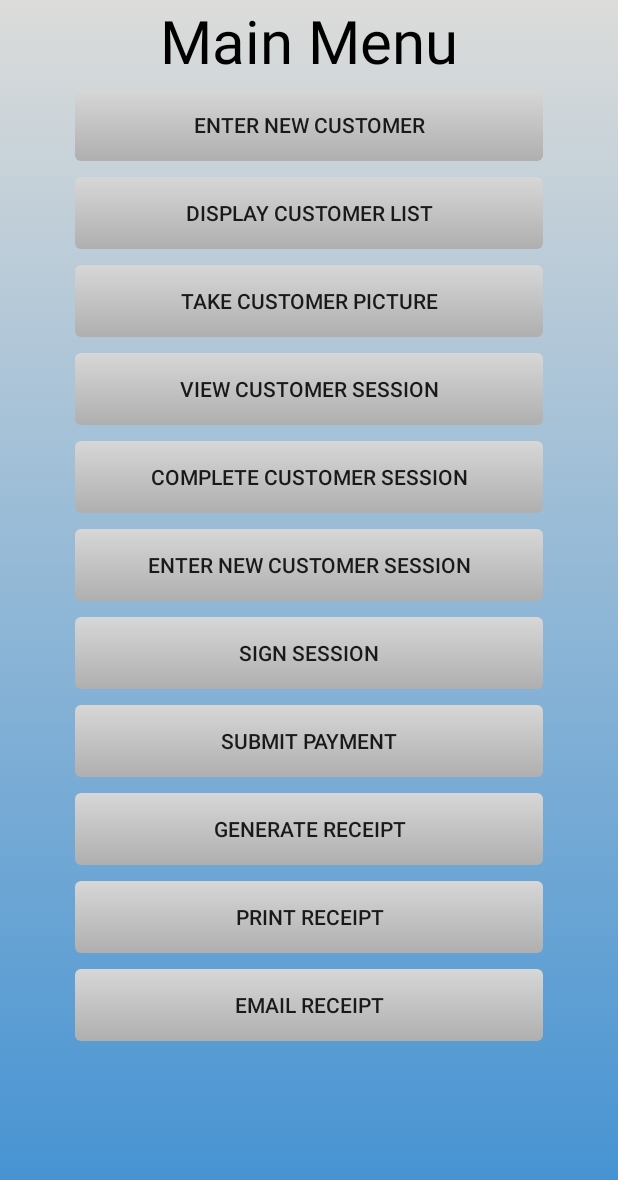
After one commit to rmeijer61/TrainMan, an Android app: the MenuActivity screen opened directly, with no data from a screen before it, on a phone screen of 412 x 824 dp. The commit adds this screen. Shown: the top 1180 px of the screen. Run offline under Robolectric (Android 15) with nearby library versions, the phone set to English and light mode, and no system bars.

Commit message:
Added Menu Activity XML with Buttons

```diff
--- a/app/src/main/java/com/rmeijer/trainman/LoginActivity.java
+++ b/app/src/main/java/com/rmeijer/trainman/LoginActivity.java
@@ -1,6 +1,7 @@
 package com.rmeijer.trainman;
 
 import android.content.Context;
+import android.content.Intent;
 import android.support.v7.app.AppCompatActivity;
 import android.os.Bundle;
 import android.util.Log;
@@ -51,11 +52,18 @@ public class LoginActivity extends AppCompatActivity {
 
                 if (checkLogin(username, password)) {
                     messageResId = R.string.success_toast;
+                    Context context = getApplicationContext();
+                    Toast.makeText(context, messageResId, Toast.LENGTH_SHORT).show();
+                    // Start MenuActivity
+                    Intent intent = new Intent(LoginActivity.this, MenuActivity.class);
+                    startActivity(intent);
+
                 } else {
                     messageResId = R.string.failure_toast;
+                    Context context = getApplicationContext();
+                    Toast.makeText(context, messageResId, Toast.LENGTH_SHORT).show();
                 }
-                Context context = getApplicationContext();
-                Toast.makeText(context, messageResId, Toast.LENGTH_SHORT).show();
+
             }
         });
 
--- /dev/null
+++ b/app/src/main/java/com/rmeijer/trainman/MenuActivity.java
@@ -0,0 +1,14 @@
+package com.rmeijer.trainman;
+
+import android.support.v7.app.AppCompatActivity;
+import android.os.Bundle;
+
+public class MenuActivity extends AppCompatActivity {
+
+    @Override
+    protected void onCreate(Bundle savedInstanceState) {
+        super.onCreate(savedInstanceState);
+        setContentView(R.layout.activity_menu);
+
+    }
+}
--- /dev/null
+++ b/app/src/main/res/drawable/button_round.xml
@@ -0,0 +1,27 @@
+<?xml version="1.0" encoding="utf-8"?>
+<selector xmlns:android="http://schemas.android.com/apk/res/android">
+    <item android:state_pressed="true">
+        <shape android:shape="rectangle">
+            <stroke android:width="1dp"/>
+            <corners android:radius="4dp"/>
+            <gradient android:angle="-90" android:startColor="#d7d7d7" android:endColor="#afafaf"/>
+            <padding android:left="0dp" android:top="0dp" android:right="0dp" android:bottom="0dp"/>
+        </shape>
+    </item>
+    <item android:state_focused="true">
+        <shape android:shape="rectangle">
+            <stroke android:width="1dp"/>
+            <corners android:radius="4dp"/>
+            <gradient android:angle="-90" android:startColor="#d7d7d7" android:endColor="#afafaf"/>
+            <padding android:left="0dp" android:top="0dp" android:right="0dp" android:bottom="0dp"/>
+        </shape>
+    </item>
+    <item android:shape="rectangle">
+        <shape android:shape="rectangle">
+            <stroke android:width="0dp"/>
+            <corners android:radius="4dp"/>
+            <gradient android:angle="-90" android:startColor="#d7d7d7" android:endColor="#afafaf"/>
+            <padding android:left="0dp" android:top="0dp" android:right="0dp" android:bottom="0dp"/>
+        </shape>
+    </item>
+</selector>
--- a/app/src/main/res/layout/activity_login.xml
+++ b/app/src/main/res/layout/activity_login.xml
@@ -7,11 +7,11 @@
 
     <LinearLayout
         android:layout_width="wrap_content"
-        android:layout_gravity="left"
+        android:layout_gravity="start"
         android:layout_height="wrap_content">
         <ImageView
             android:id="@+id/trainman_launcher_image"
-            android:layout_width="match_parent"
+            android:layout_width="wrap_content"
             android:layout_height="wrap_content"
             android:contentDescription="@string/trainman_image_desc"
             android:src="@drawable/trainmanimage3"
@@ -19,7 +19,7 @@
         <TextView style="@style/launcher_title"
             android:id="@+id/launcher_title"
             android:layout_marginTop="30dp"
-            android:layout_width="match_parent"
+            android:layout_width="wrap_content"
             android:layout_height="wrap_content"
             android:text="@string/launcher_title_text"
             />
--- /dev/null
+++ b/app/src/main/res/layout/activity_menu.xml
@@ -0,0 +1,175 @@
+<?xml version="1.0" encoding="utf-8"?>
+<LinearLayout xmlns:android="http://schemas.android.com/apk/res/android"
+    android:layout_width="match_parent"
+    android:layout_height="match_parent"
+    android:background="@drawable/launcher_bg"
+    android:orientation="vertical">
+
+    <LinearLayout
+        android:orientation="vertical"
+        android:layout_width="wrap_content"
+        android:layout_height="wrap_content"
+        android:layout_gravity="center">
+        <TextView style="@style/main_menu"
+            android:layout_width="wrap_content"
+            android:layout_height="wrap_content"
+            android:text="@string/main_menu_text"/>
+    </LinearLayout>
+
+    <LinearLayout
+        android:orientation="vertical"
+        android:layout_width="wrap_content"
+        android:layout_height="wrap_content"
+        android:layout_gravity="center">
+
+        <Button
+            android:id="@+id/enter_new_customer_button"
+            android:layout_width="312dp"
+            android:layout_height="wrap_content"
+            android:layout_margin="5dp"
+            android:background="@drawable/button_round"
+            android:text="@string/enter_new_customer_text" />
+    </LinearLayout>
+
+    <LinearLayout
+        android:orientation="vertical"
+        android:layout_width="wrap_content"
+        android:layout_height="wrap_content"
+        android:layout_gravity="center">
+        <Button
+            android:id="@+id/display_customer_list_button"
+            android:layout_width="312dp"
+            android:layout_height="wrap_content"
+            android:layout_margin="5dp"
+            android:background="@drawable/button_round"
+            android:text="@string/display_customer_list_text"/>
+    </LinearLayout>
+
+    <LinearLayout
+        android:orientation="vertical"
+        android:layout_width="wrap_content"
+        android:layout_height="wrap_content"
+        android:layout_gravity="center">
+        <Button
+            android:id="@+id/take_customer_picture_button"
+            android:layout_width="312dp"
+            android:layout_height="wrap_content"
+            android:layout_margin="5dp"
+            android:background="@drawable/button_round"
+            android:text="@string/take_customer_picture_text"/>
+    </LinearLayout>
+
+    <LinearLayout
+        android:orientation="vertical"
+        android:layout_width="wrap_content"
+        android:layout_height="wrap_content"
+        android:layout_gravity="center">
+        <Button
+            android:id="@+id/view_customer_session_button"
+            android:layout_width="312dp"
+            android:layout_height="wrap_content"
+            android:layout_margin="5dp"
+            android:background="@drawable/button_round"
+            android:text="@string/view_customer_session_text"/>
+    </LinearLayout>
+
+    <LinearLayout
+        android:orientation="vertical"
+        android:layout_width="wrap_content"
+        android:layout_height="wrap_content"
+        android:layout_gravity="center">
+        <Button
+            android:id="@+id/complete_customer_session_button"
+            android:layout_width="312dp"
+            android:layout_height="wrap_content"
+            android:layout_margin="5dp"
+            android:background="@drawable/button_round"
+            android:text="@string/complete_customer_session_text"/>
+    </LinearLayout>
+
+    <LinearLayout
+        android:orientation="vertical"
+        android:layout_width="wrap_content"
+        android:layout_height="wrap_content"
+        android:layout_gravity="center">
+        <Button
+            android:id="@+id/enter_new_customer_session_button"
+            android:layout_width="312dp"
+            android:layout_height="wrap_content"
+            android:layout_margin="5dp"
+            android:background="@drawable/button_round"
+            android:text="@string/enter_new_customer_session_text"/>
+    </LinearLayout>
+
+    <LinearLayout
+        android:orientation="vertical"
+        android:layout_width="wrap_content"
+        android:layout_height="wrap_content"
+        android:layout_gravity="center">
+        <Button
+            android:id="@+id/submit_customer_billing_info_button"
+            android:layout_width="312dp"
+            android:layout_height="wrap_content"
+            android:layout_margin="5dp"
+            android:background="@drawable/button_round"
+            android:text="@string/sign_customer_session_text"/>
+    </LinearLayout>
+
+    <LinearLayout
+        android:orientation="vertical"
+        android:layout_width="wrap_content"
+        android:layout_height="wrap_content"
+        android:layout_gravity="center">
+        <Button
+            android:id="@+id/submit_payment_button"
+            android:layout_width="312dp"
+            android:layout_height="wrap_content"
+            android:layout_margin="5dp"
+            android:background="@drawable/button_round"
+            android:text="@string/submit_payment_text"/>
+    </LinearLayout>
+
+    <LinearLayout
+        android:orientation="vertical"
+        android:layout_width="wrap_content"
+        android:layout_height="wrap_content"
+        android:layout_gravity="center">
+        <Button
+            android:id="@+id/generate_receipt_button"
+            android:layout_width="312dp"
+            android:layout_height="wrap_content"
+            android:layout_margin="5dp"
+            android:background="@drawable/button_round"
+            android:text="@string/generate_receipt_text"/>
+    </LinearLayout>
+
+    <LinearLayout
+        android:orientation="vertical"
+        android:layout_width="wrap_content"
+        android:layout_height="wrap_content"
+        android:layout_gravity="center">
+        <Button
+            android:id="@+id/print_receipt_button"
+            android:layout_width="312dp"
+            android:layout_height="wrap_content"
+            android:layout_margin="5dp"
+            android:background="@drawable/button_round"
+            android:text="@string/print_receipt_text"/>
+    </LinearLayout>
+
+    <LinearLayout
+        android:orientation="vertical"
+        android:layout_width="wrap_content"
+        android:layout_height="wrap_content"
+        android:layout_gravity="center">
+        <Button
+            android:id="@+id/email_receipt_button"
+            android:layout_width="312dp"
+            android:layout_height="wrap_content"
+            android:layout_margin="5dp"
+            android:background="@drawable/button_round"
+            android:text="@string/email_receipt_text"/>
+    </LinearLayout>
+
+
+</LinearLayout>
--- a/app/src/main/res/values/strings.xml
+++ b/app/src/main/res/values/strings.xml
@@ -15,4 +15,19 @@
     <string name="login_button">Login</string>
     <string name="success_toast">Login Successful!</string>
     <string name="failure_toast">Login Failure!</string>
+
+    <!-- Strings for the functionality Buttons -->
+    <string name="main_menu_text">Main Menu</string>
+    <string name="enter_new_customer_text">Enter new customer</string>
+    <string name="display_customer_list_text">Display customer list"</string>
+    <string name="take_customer_picture_text">Take customer picture</string>
+    <string name="view_customer_session_text">View customer session</string>
+    <string name="complete_customer_session_text">Complete customer session</string>
+    <string name="enter_new_customer_session_text">Enter new customer session</string>
+    <string name="sign_customer_session_text">Sign session</string>
+    <string name="submit_customer_billing_info_text">Submit customer billing info</string>
+    <string name="submit_payment_text">Submit payment</string>
+    <string name="generate_receipt_text">Generate receipt</string>
+    <string name="print_receipt_text">Print receipt</string>
+    <string name="email_receipt_text">Email receipt</string>
 </resources>
--- a/app/src/main/res/values/styles.xml
+++ b/app/src/main/res/values/styles.xml
@@ -6,25 +6,31 @@
         <item name="colorPrimary">@color/colorPrimary</item>
         <item name="colorPrimaryDark">@color/colorPrimaryDark</item>
         <item name="colorAccent">@color/colorAccent</item>
-
+        <item name="android:buttonStyle">@style/Widget.AppCompat.Button.Borderless</item>
 
     </style>
 
     <style name="launcher_title" parent="Theme.AppCompat.Light.NoActionBar">
         <item name="android:textColor">#000</item>
-        <item name="android:textSize">40dp</item>
+        <item name="android:textSize">40sp</item>
 
     </style>
 
     <style name="head1" parent="Theme.AppCompat.Light.DarkActionBar">
         <item name="android:textColor">#000</item>
-        <item name="android:textSize">24dp</item>
+        <item name="android:textSize">24sp</item>
 
     </style>
 
     <style name="userinput" parent="Theme.AppCompat.Light.DarkActionBar">
         <item name="android:textColor">@color/colorInputText</item>
-        <item name="android:textSize">12dp</item>
+        <item name="android:textSize">12sp</item>
+
+    </style>
+
+    <style name="main_menu" parent="Theme.AppCompat.Light.NoActionBar">
+        <item name="android:textColor">#000</item>
+        <item name="android:textSize">40sp</item>
 
     </style>
 
```
Also changed, not shown: app/src/main/AndroidManifest.xml (+4 -8 lines).
